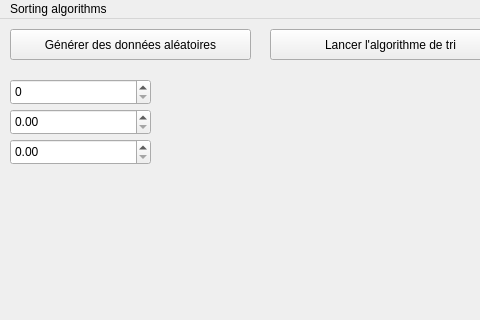
Before: the Qt Designer form mainwindow.ui in AlDurdiev/SortingAlgoQt, drawn with Qt 5; both pictures show x 0 to 480 and y 0 to 320 of the 1208 by 673 pixel window.
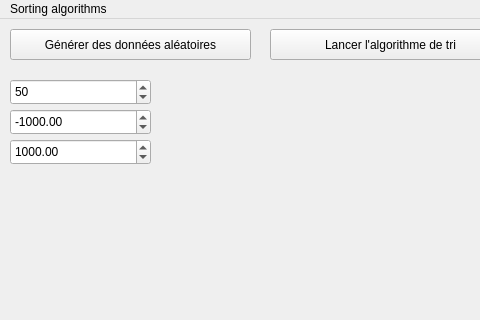
After: the same form once the commit is applied.

```diff
--- a/mainwindow.ui
+++ b/mainwindow.ui
@@ -49,6 +49,15 @@
       <height>26</height>
      </rect>
     </property>
+    <property name="minimum">
+     <double>-1000000.000000000000000</double>
+    </property>
+    <property name="maximum">
+     <double>1000000.000000000000000</double>
+    </property>
+    <property name="value">
+     <double>-1000.000000000000000</double>
+    </property>
    </widget>
    <widget class="QDoubleSpinBox" name="spinMaxValue">
     <property name="geometry">
@@ -59,6 +68,15 @@
       <height>26</height>
      </rect>
     </property>
+    <property name="minimum">
+     <double>-1000000.000000000000000</double>
+    </property>
+    <property name="maximum">
+     <double>1000000.000000000000000</double>
+    </property>
+    <property name="value">
+     <double>1000.000000000000000</double>
+    </property>
    </widget>
    <widget class="QSpinBox" name="spinNbValues">
     <property name="geometry">
@@ -69,6 +87,18 @@
       <height>26</height>
      </rect>
     </property>
+    <property name="minimum">
+     <number>1</number>
+    </property>
+    <property name="maximum">
+     <number>10000</number>
+    </property>
+    <property name="value">
+     <number>50</number>
+    </property>
+    <property name="displayIntegerBase">
+     <number>10</number>
+    </property>
    </widget>
    <widget class="QWidget" name="horizontalLayoutWidget">
     <property name="geometry">
```
Left out of the diff: 8 changed lines with no effect on the pictures.
